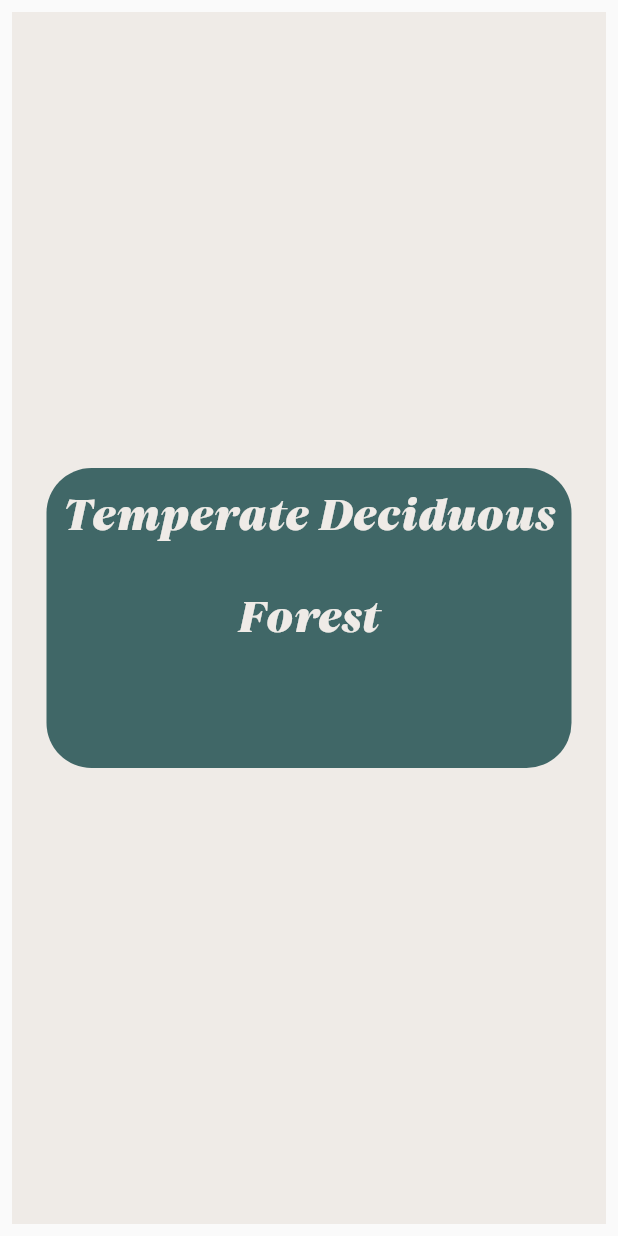
After one commit to honeyzuzu/Indigena, a Flutter app: the BiomePage screen opened directly, on a phone screen of 412 x 824 dp. The commit adds this screen. Run offline on Flutter 3.47's test engine with Material 2 defaults, Android fonts, the phone set to English and light mode, and no system bars.

Commit message:
Made Biome page, comments, stylesheet, has overflow issue

```diff
--- /dev/null
+++ b/indigena/lib/biome.dart
@@ -0,0 +1,67 @@
+import 'package:flutter/material.dart';
+import 'searchPage.dart';
+
+
+class BiomePage extends StatefulWidget {
+  const BiomePage({super.key, required this.title});
+  final String title;
+
+  @override
+  State<BiomePage> createState() => _BiomePageState();
+}
+
+class _BiomePageState extends State<BiomePage> {
+
+  // This controller will store the value of the search bar
+  final TextEditingController _searchController = TextEditingController();
+
+  @override
+  Widget build(BuildContext context) {
+
+    return Scaffold(
+
+      body: Padding(
+        padding: const EdgeInsets.all(8.0),
+        child: Column(
+          children: [
+            Container(//bg
+              color: Color(0xffefebe7),
+              height: MediaQuery. of(context). size. height - 16,
+              width: MediaQuery. of(context). size. width,
+
+              child: Column(
+
+                mainAxisAlignment: MainAxisAlignment.center,
+                children: [
+                  Container(//green part
+                    height: 200, width: 350,
+                    alignment: Alignment.center,
+                    decoration: BoxDecoration(
+                      borderRadius: BorderRadius.circular(30),
+                      color: Color(0xff406767)),
+
+
+                    child: Expanded(child: Column(
+                      mainAxisAlignment: MainAxisAlignment.center,
+
+                      children: [
+                        Text("Temperate Deciduous Forest\n",
+                            textAlign: TextAlign.center,
+                            style:
+                              TextStyle(fontSize: 30, fontFamily: 'Carelia', color: Color(0xffefebe7))),
+
+                      ],
+                    ),)
+                  )
+
+                ]
+
+          ),
+          ),
+
+          ]
+        ),
+      ),
+    );
+  }
+}
--- a/indigena/lib/searchPage.dart
+++ b/indigena/lib/searchPage.dart
@@ -1,5 +1,5 @@
 import 'package:flutter/material.dart';
-
+import 'biome.dart';
 class SearchPage extends StatefulWidget {
   const SearchPage({super.key, required this.title});
   final String title;
@@ -48,30 +48,39 @@ class _SearchPageState extends State<SearchPage> {
                             textAlign: TextAlign.center,
                             style:
                               TextStyle(fontSize: 20, fontFamily: 'Circe', color: Color(0xffefebe7))),
+
                         Container(
                             height: 50, width: 300,
                             alignment: Alignment.bottomCenter,
+
                             decoration: BoxDecoration(
                             borderRadius: BorderRadius.circular(40),
                             color: Color(0xffefebe7).withOpacity(0.7)),
+
                             child: TextField(
                               controller: _searchController,
                               decoration: InputDecoration(
                                 hintText: 'Start typing...',
                                 hintStyle: TextStyle(color: Color(0xff406767)),
+
                                 suffixIcon: IconButton(
+                                  //clear icon
                                   icon: Icon(Icons.clear),
                                   color: Color(0xff406767),
                                   onPressed: () => _searchController.clear(),
                                 ),
                                 prefixIcon: IconButton(
+                                  //search icon
                                   icon: Icon(Icons.search),
                                   color: Color(0xff406767),
                                   onPressed: () {
-                              // Perform the search here
+                                    // Direct to biome page
+                                    Navigator.of(context).push(MaterialPageRoute(builder: (context) => BiomePage(title: 'Biome Page',)));
+
                                   },
                                 ),
                                 border: OutlineInputBorder(
+                                  //edges of search bar
                                   borderRadius: BorderRadius.circular(20.0),
                                 ),
                               ),
--- a/indigena/pubspec.yaml
+++ b/indigena/pubspec.yaml
@@ -78,8 +78,8 @@ flutter:
   fonts:
     - family: Carelia
       fonts:
-        - asset: assets/fonts/carelia/Carelia-Italic.eot
-        - asset: assets/fonts/carelia/Carelia-Upright.eot
+        - asset: assets/fonts/carelia/Carelia-Italic.ttf
+        - asset: assets/fonts/carelia/Carelia-Upright.ttf
 
     - family: Circe
       fonts:
```
Also changed, not shown: 1 other file. Lines whose indentation alone changed are shown as unchanged.
